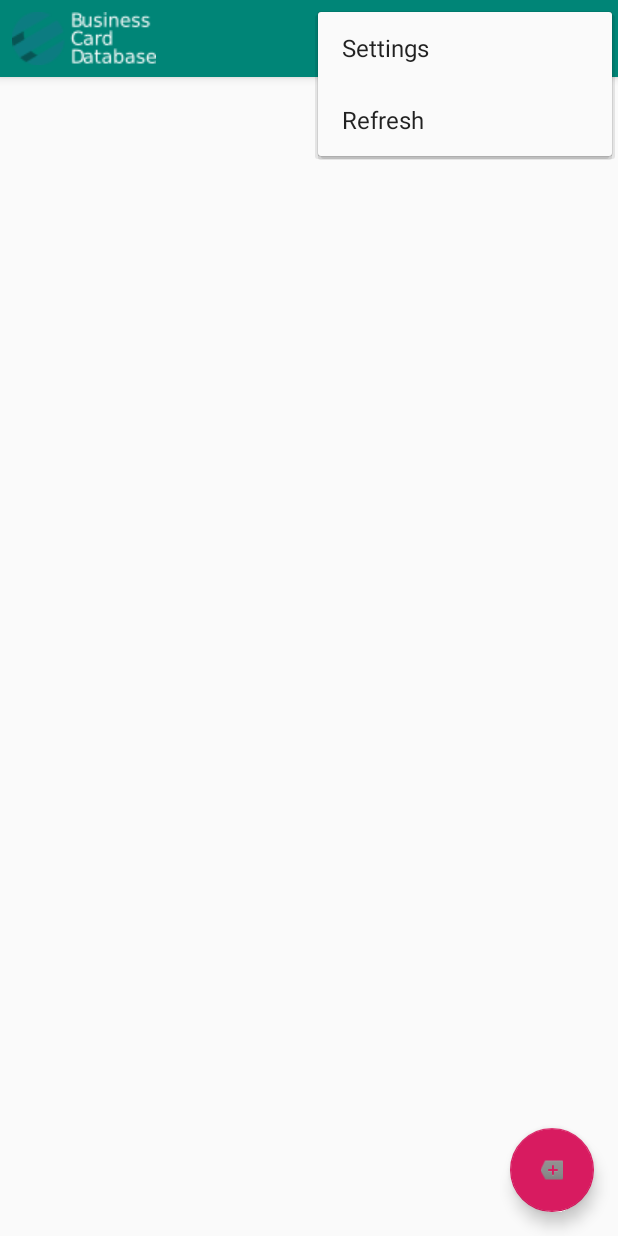
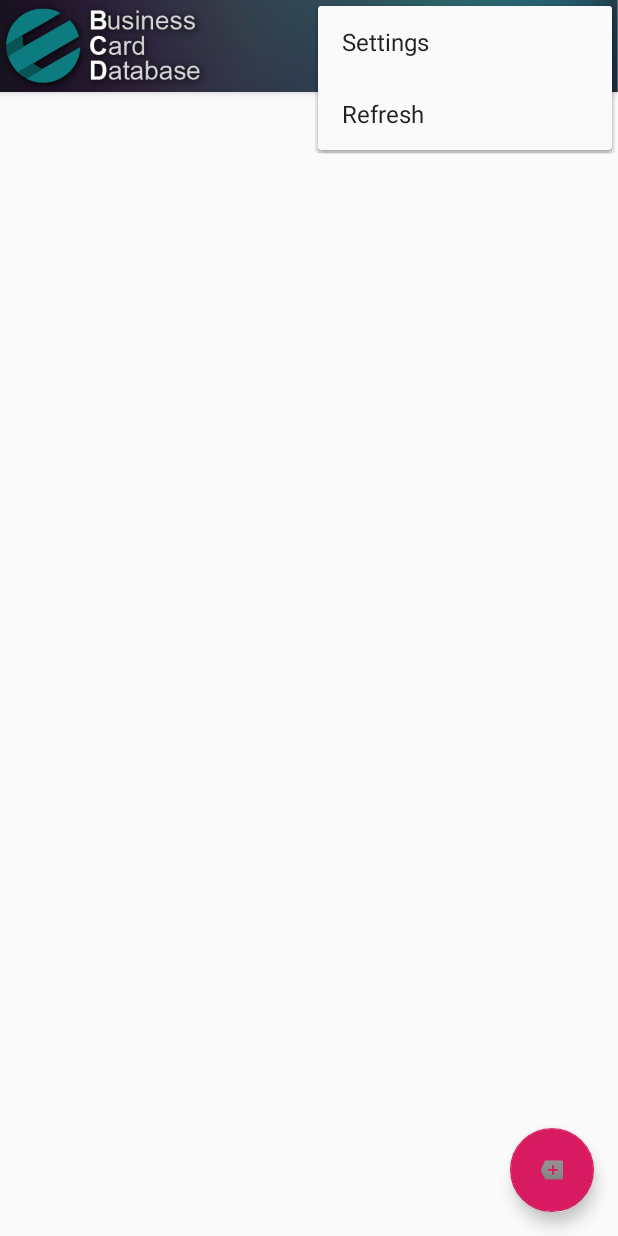
Before and after one commit to AsianJesus/azercosmos-business-card-database, an Android app: the screen it shows after launch (MainActivity), with the options menu open, on a phone screen of 412 x 824 dp. Run offline under Robolectric (Android 15) with nearby library versions, the phone set to English and light mode, and no system bars; our stand-ins replace Volley; 4 statements that could not run were skipped.

Commit message:
UI changes

```diff
--- a/android/app/src/main/res/layout/activity_main.xml
+++ b/android/app/src/main/res/layout/activity_main.xml
@@ -8,16 +8,31 @@
     tools:context=".MainActivity">
 
     <android.support.design.widget.AppBarLayout
-        android:layout_height="wrap_content"
-        android:layout_width="match_parent"
-        android:theme="@style/AppTheme.AppBarOverlay">
+            android:layout_height="61dp"
+            android:layout_width="match_parent"
+            android:theme="@style/AppTheme.AppBarOverlay" android:background="@drawable/header_01_01">
 
 
-        <LinearLayout
-                android:orientation="horizontal"
+        <FrameLayout
                 android:layout_width="match_parent"
-                android:layout_height="match_parent" android:layout_marginTop="8dp" android:layout_marginBottom="8dp"
-                android:layout_marginLeft="8dp">
+                android:layout_height="match_parent">
+
+            <android.support.v7.widget.Toolbar
+                    android:id="@+id/toolbar"
+                    android:layout_width="match_parent"
+                    android:layout_height="match_parent"
+                    android:background="@android:color/transparent"
+                    app:popupTheme="@style/AppTheme.PopupOverlay" app:titleMarginBottom="4dp" app:titleMarginTop="4dp"/>
+            <ImageView
+                    android:layout_width="139dp"
+                    android:layout_height="wrap_content" app:srcCompat="@drawable/g28" android:id="@+id/imageView"
+                    android:textAlignment="textStart"/>
+        </FrameLayout>
+        <!--<LinearLayout
+        android:orientation="horizontal"
+        android:layout_width="match_parent"
+        android:layout_height="match_parent" android:layout_marginTop="8dp" android:layout_marginBottom="8dp"
+        android:layout_marginLeft="8dp">
             <ImageView
                     android:layout_width="wrap_content"
                     android:layout_height="wrap_content" app:srcCompat="@drawable/g28" android:id="@+id/imageView"
@@ -28,10 +43,10 @@
                     android:layout_height="match_parent"
                     android:background="?attr/colorPrimary"
                     app:popupTheme="@style/AppTheme.PopupOverlay"/>
-        </LinearLayout>
+        </LinearLayout> -->
     </android.support.design.widget.AppBarLayout>
 
-    <include layout="@layout/content_main"/>
+    <include layout="@layout/content_main" android:paddingLeft="0dp" android:paddingRight="0dp"/>
 
     <android.support.design.widget.FloatingActionButton
             android:id="@+id/fab"
--- a/android/app/src/main/res/layout/content_main.xml
+++ b/android/app/src/main/res/layout/content_main.xml
@@ -11,18 +11,15 @@
 
     <ExpandableListView
             android:id="@+id/cardsList"
-            android:layout_width="match_parent"
+            android:layout_width="0dp"
             android:layout_height="wrap_content"
-            android:layout_marginEnd="8dp"
-            android:layout_marginStart="8dp"
-            android:layout_marginTop="8dp"
             app:layout_constraintEnd_toEndOf="parent"
-            app:layout_constraintStart_toStartOf="parent"
             app:layout_constraintTop_toTopOf="parent"
             android:divider="@android:drawable/divider_horizontal_textfield"
             android:stateListAnimator="@anim/top_from_bottom" android:indicatorLeft="0dip"
-            android:indicatorRight="0dip" app:layout_constraintHorizontal_bias="0.0"
-            android:footerDividersEnabled="false" android:headerDividersEnabled="false" android:dividerHeight="1dp"
-            android:childDivider="#000000"/>
+            android:indicatorRight="0dip"
+            android:footerDividersEnabled="false" android:dividerHeight="1dp"
+            android:childDivider="#000000" android:headerDividersEnabled="false"
+            app:layout_constraintStart_toStartOf="parent"/>
 
 </android.support.constraint.ConstraintLayout>
--- a/android/app/src/main/res/layout/list_item.xml
+++ b/android/app/src/main/res/layout/list_item.xml
@@ -3,7 +3,7 @@
 <RelativeLayout xmlns:android="http://schemas.android.com/apk/res/android"
                 android:layout_width="fill_parent"
                 android:layout_height="wrap_content"
-                android:padding="6dip">
+                android:id="@+id/listItemLayout" android:padding="6dip">
     <TextView android:id="@+id/listItemName"
               android:layout_width="match_parent"
               android:layout_height="wrap_content"
```
Also changed, not shown: android/app/src/main/java/com/ohmycthulhu/businesscarddatabase/BusinessCardsAdapter.kt (+11 -10 lines), android/app/src/main/res/layout/list_child_item.xml (+27 -4 lines), android/app/src/main/res/drawable/delete.png (added), android/app/src/main/res/drawable/edit.png (added), android/app/src/main/res/drawable/g28.png, android/app/src/main/res/drawable/header_01_01.png (added), android/app/src/main/res/drawable/photo.png (added).
